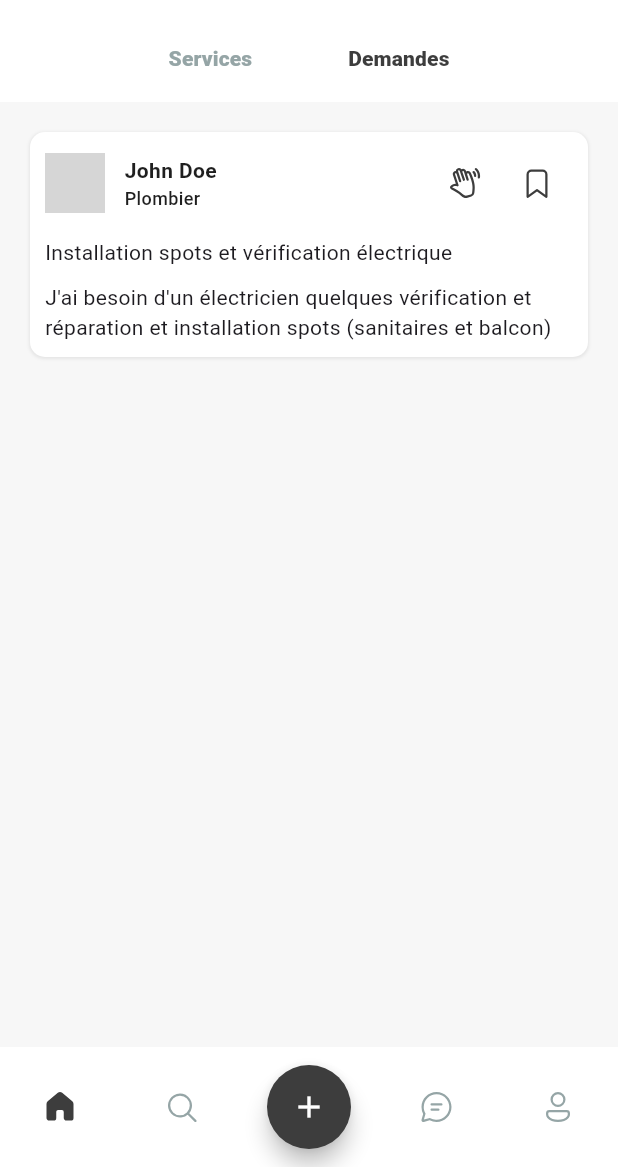
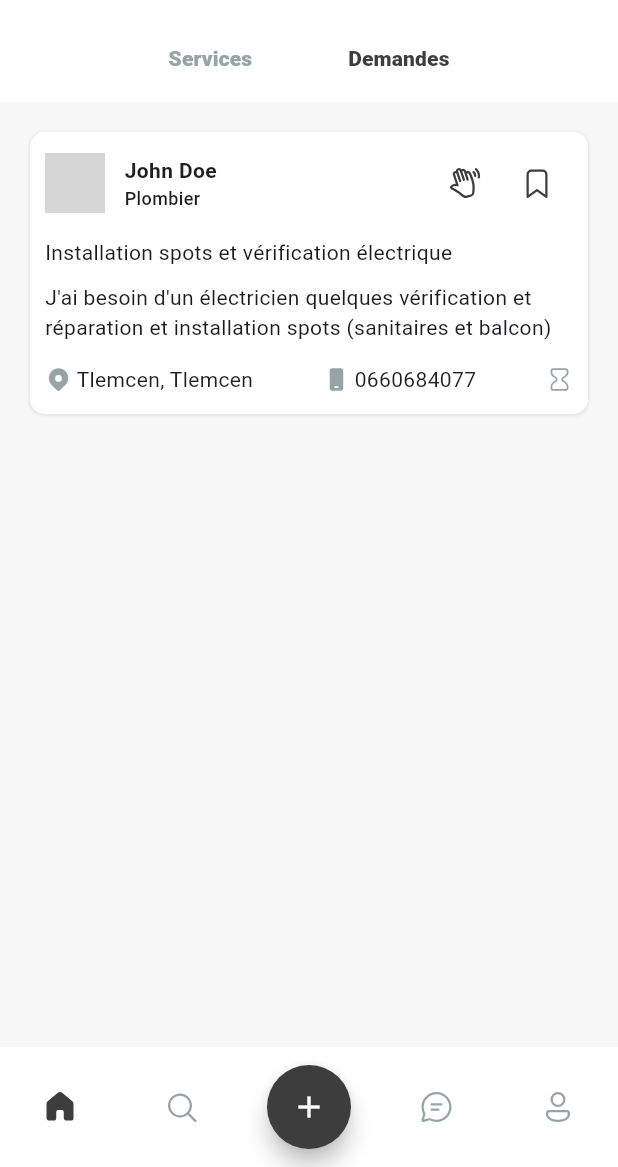
Before and after one commit to sidahmedfrioui19/eartisan, a Flutter app: the screen it shows after launch, after a tap on "Demandes", on a phone screen of 412 x 824 dp, the part 69-1236 px from its top. Run offline on Flutter 3.47's test engine with Material 3 defaults, Android fonts, the phone set to English and light mode, and no system bars; our stand-ins replace fluentui_system_icons; network calls fail; grey boxes are pictures that could not be loaded.

Commit message:
home page

```diff
--- a/lib/pages/posts.dart
+++ b/lib/pages/posts.dart
@@ -21,6 +21,8 @@ class _PostsPageState extends State<PostsPage> {
             username: "John Doe",
             job: "Plombier",
             pictureUrl: "https://via.placeholder.com/150",
+            location: "Tlemcen, Tlemcen",
+            phoneNumber: "0660684077",
           )
         ],
       ),
--- a/lib/widgets/post/post.dart
+++ b/lib/widgets/post/post.dart
@@ -1,6 +1,7 @@
 import 'package:flutter/material.dart';
 import 'package:fluentui_system_icons/fluentui_system_icons.dart';
 import 'package:profinder/utils/theme_data.dart';
+import 'package:profinder/widgets/post/post_statusbar.dart';
 import 'package:profinder/widgets/post/post_toolbar.dart';
 import 'package:profinder/widgets/user_card.dart';
 
@@ -10,6 +11,8 @@ class Post extends StatelessWidget {
   final String username;
   final String job;
   final String pictureUrl;
+  final String location;
+  final String phoneNumber;
 
   const Post({
     Key? key,
@@ -18,6 +21,8 @@ class Post extends StatelessWidget {
     required this.username,
     required this.job,
     required this.pictureUrl,
+    required this.location,
+    required this.phoneNumber,
   }) : super(key: key);
 
   @override
@@ -52,7 +57,11 @@ class Post extends StatelessWidget {
             SizedBox(height: 12),
             Text(title),
             SizedBox(height: 10),
-            Text(description)
+            Text(description),
+            PostStatusBar(
+              location: location,
+              phoneNumber: phoneNumber,
+            )
           ],
         ),
       ),
--- /dev/null
+++ b/lib/widgets/post/post_statusbar.dart
@@ -0,0 +1,59 @@
+import 'package:fluentui_system_icons/fluentui_system_icons.dart';
+import 'package:flutter/material.dart';
+import 'package:profinder/utils/theme_data.dart';
+
+class PostStatusBar extends StatelessWidget {
+  final String location;
+  final String phoneNumber;
+  const PostStatusBar({
+    super.key,
+    required this.location,
+    required this.phoneNumber,
+  });
+
+  @override
+  Widget build(BuildContext context) {
+    return Padding(
+      padding: EdgeInsets.only(top: 15, bottom: 3),
+      child: Row(
+        mainAxisAlignment: MainAxisAlignment.spaceBetween,
+        children: [
+          InfoIcon(icon: FluentIcons.location_12_filled, text: location),
+          InfoIcon(icon: FluentIcons.phone_12_filled, text: phoneNumber),
+          Icon(
+            FluentIcons.hourglass_16_regular,
+            color: AppTheme.secondaryColor,
+            size: 18,
+          )
+        ],
+      ),
+    );
+  }
+}
+
+class InfoIcon extends StatelessWidget {
+  final IconData icon;
+  final String text;
+
+  const InfoIcon({super.key, required this.icon, required this.text});
+
+  @override
+  Widget build(BuildContext context) {
+    return Row(
+      children: [
+        Icon(
+          icon,
+          color: AppTheme.secondaryColor,
+          size: 18,
+        ),
+        SizedBox(
+          width: 3,
+        ),
+        Text(
+          text,
+          style: TextStyle(color: AppTheme.textColor),
+        )
+      ],
+    );
+  }
+}
```
